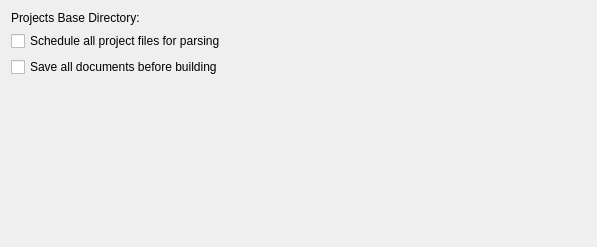
Qt form shell/settings/projectsettings.ui (KDE/kdevelop) before a commit.
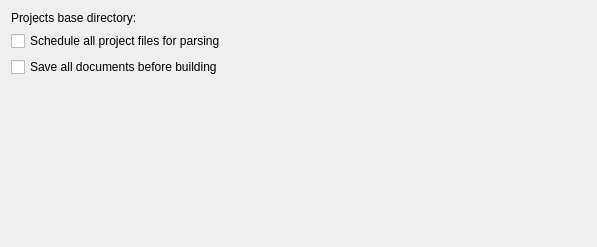
The same form after that commit. Custom widgets are drawn as their Qt base class.

Commit message: Respect KDE HIG in settings dialogs

Patch:
```diff
--- a/shell/settings/projectsettings.ui
+++ b/shell/settings/projectsettings.ui
@@ -19,7 +19,7 @@
         <string>Select the base directory where new projects are to be created.</string>
        </property>
        <property name="text">
-        <string>Projects Base Directory:</string>
+        <string>Projects base directory:</string>
        </property>
        <property name="buddy">
         <cstring>kcfg_projectsBaseDirectory</cstring>
```
The commit also changes 3 other files.
